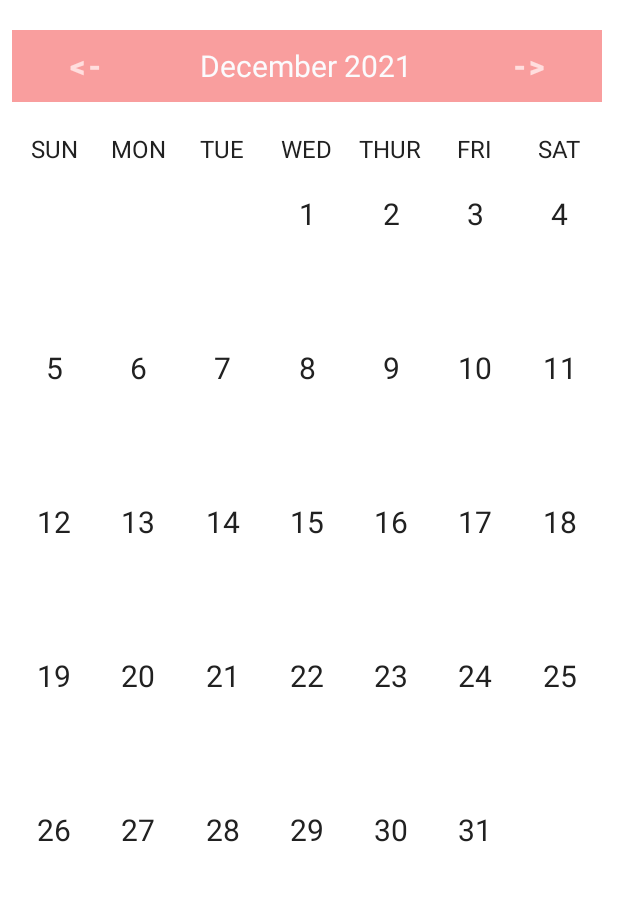
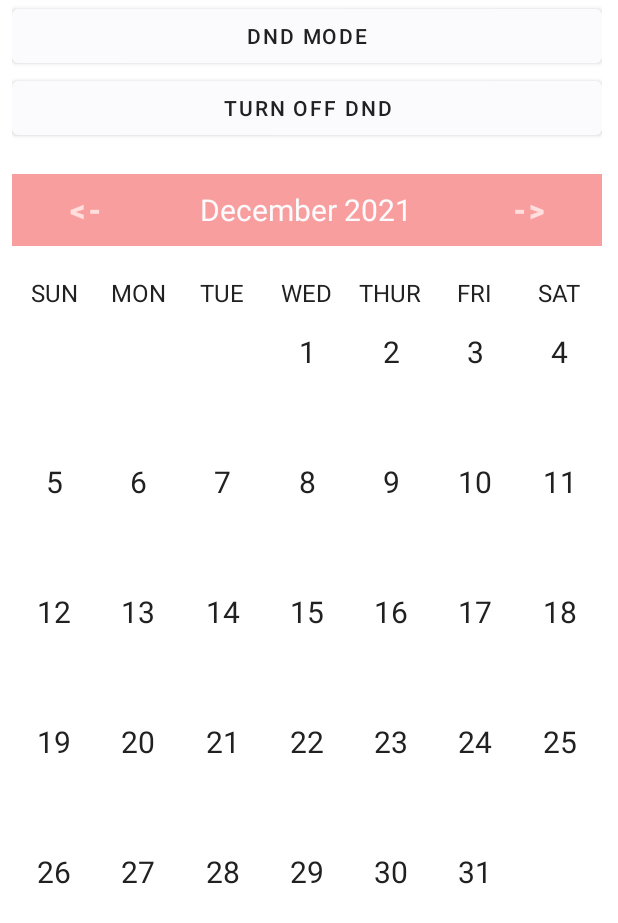
Before and after one commit to S1K4RA/ELINGA-android, an Android app: the screen it shows after launch (MainActivity), on a phone screen of 412 x 824 dp. Shown: the top 923 px of the screen. Run offline under Robolectric (Android 15) with nearby library versions, the phone set to English and light mode, and no system bars; our stand-ins replace Firebase (no records; nobody signed in at launch, a user with empty details on screens opened directly).

Commit message:
do not disturb mode

```diff
--- a/app/src/main/java/com/kelompok9/elinga/MainActivity.kt
+++ b/app/src/main/java/com/kelompok9/elinga/MainActivity.kt
@@ -2,6 +2,7 @@ package com.kelompok9.elinga
 
 
 import android.annotation.SuppressLint
+import android.app.NotificationManager
 import androidx.appcompat.app.AppCompatActivity
 import android.os.Bundle
 import android.content.Context;
@@ -37,12 +38,14 @@ class MainActivity : AppCompatActivity() {
     companion object {
         @SuppressLint("StaticFieldLeak")
         lateinit var db : FirebaseFirestore
+        lateinit var notificationManager: NotificationManager
     }
 
     override fun onCreate(savedInstanceState: Bundle?) {
         super.onCreate(savedInstanceState)
         setContentView(R.layout.activity_main)
 
+        notificationManager = getSystemService(NOTIFICATION_SERVICE) as NotificationManager
         db = FirebaseFirestore.getInstance()
     }
 
--- a/app/src/main/res/layout/fragment_home.xml
+++ b/app/src/main/res/layout/fragment_home.xml
@@ -7,6 +7,18 @@
     android:orientation="vertical"
     android:layout_marginStart="8dp"
     android:layout_marginEnd="8dp">
+
+    <Button
+        android:id="@+id/dndON"
+        android:layout_width="match_parent"
+        android:layout_height="wrap_content"
+        android:text="dnd Mode" />
+
+    <Button
+        android:id="@+id/dndOFF"
+        android:layout_width="match_parent"
+        android:layout_height="wrap_content"
+        android:text="turn off dnd" />
 
     <LinearLayout
         android:layout_width="match_parent"
```
Also changed, not shown: app/src/main/java/com/kelompok9/elinga/Home.kt (+46 -1 lines).
